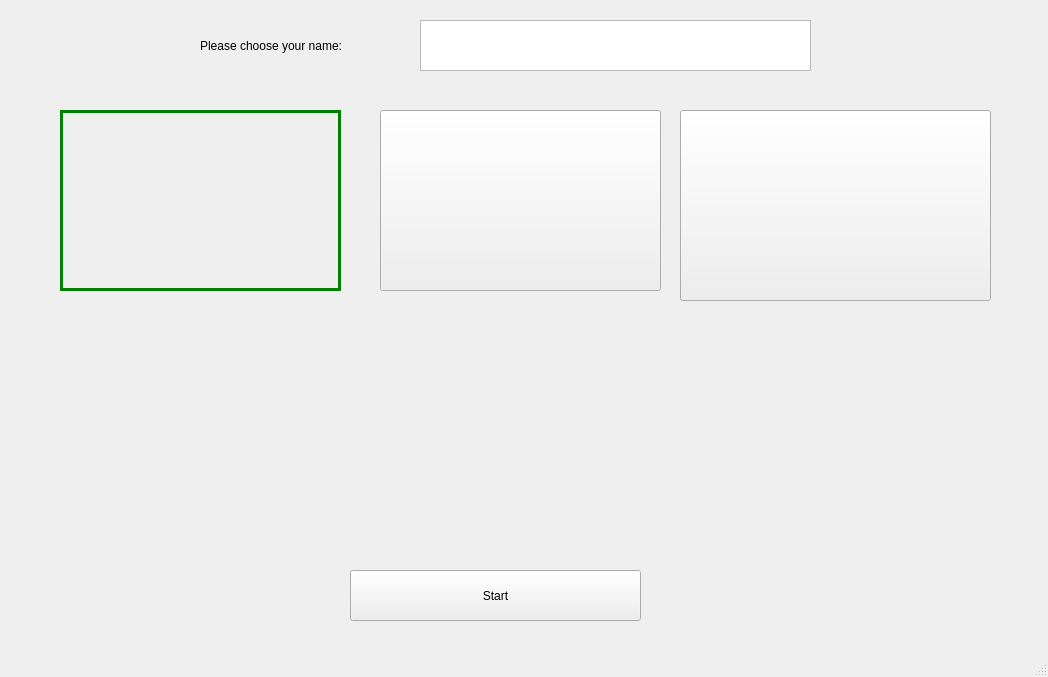
Above: loginpage.ui from awesome121/CS-shooting-game before the change. Below: the same form after it.
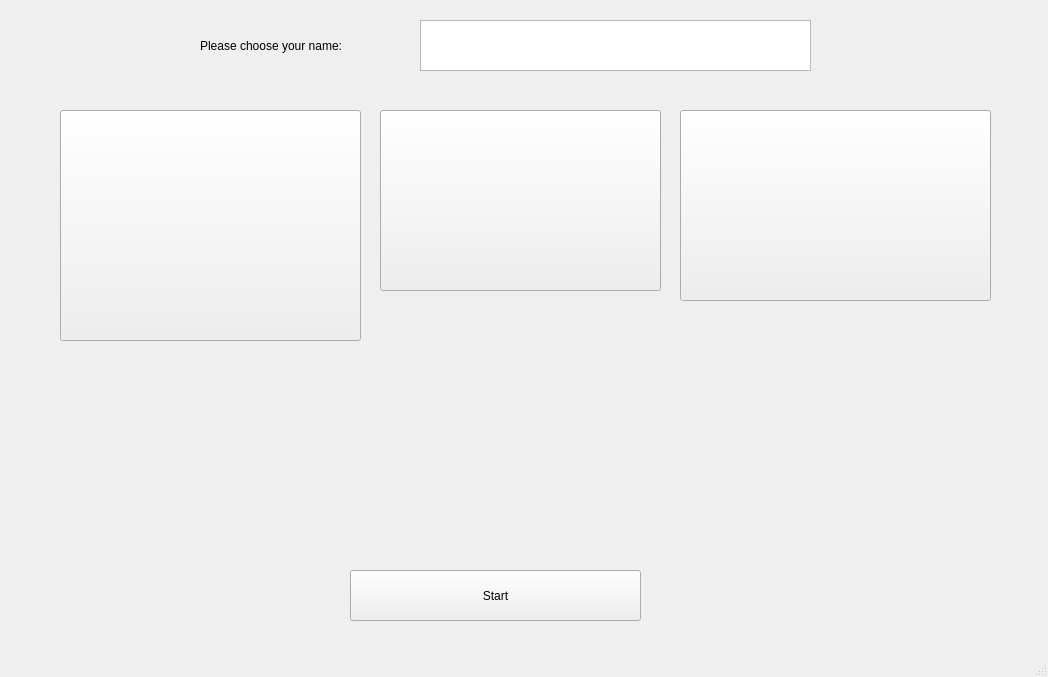
That is the form after the change. Icons and pictures are not drawn.

Diff of the .ui file:
```diff
--- a/loginpage.ui
+++ b/loginpage.ui
@@ -49,15 +49,16 @@
      <rect>
       <x>60</x>
       <y>110</y>
-      <width>281</width>
-      <height>181</height>
+      <width>301</width>
+      <height>231</height>
      </rect>
     </property>
     <property name="styleSheet">
      <string notr="true">
-background-image: url(:/img/glock_17.png) 0 0 0 0 center;
-border: 3px solid green;
-selection-color: rgb(0, 0, 255);</string>
+border: 4px dashed black;
+image: url(:/img/glock_17.png) 2 2 2 2 stretch stretch;
+
+QPushButton::pressed { border: 4px solid black; }</string>
     </property>
     <property name="text">
      <string/>
```
